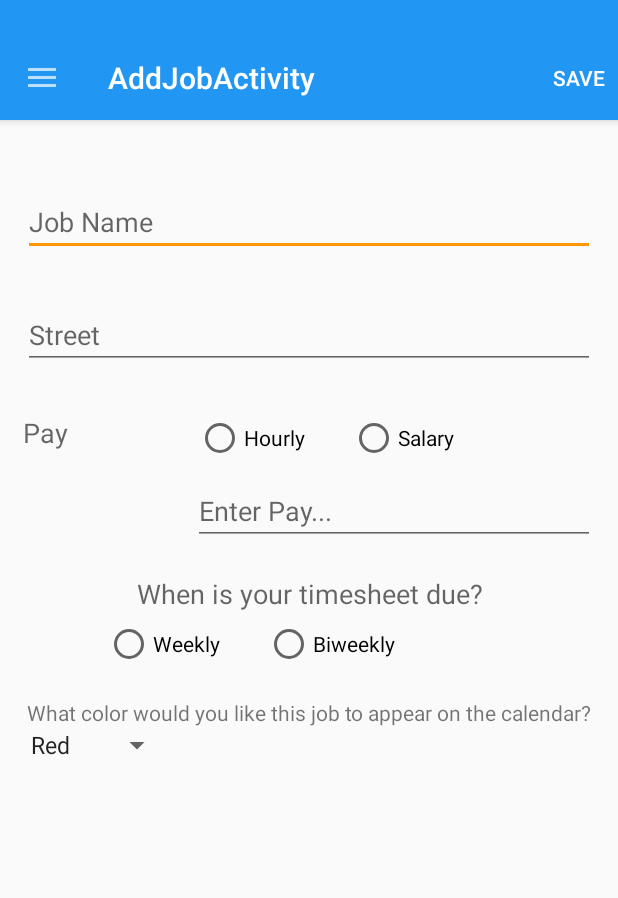
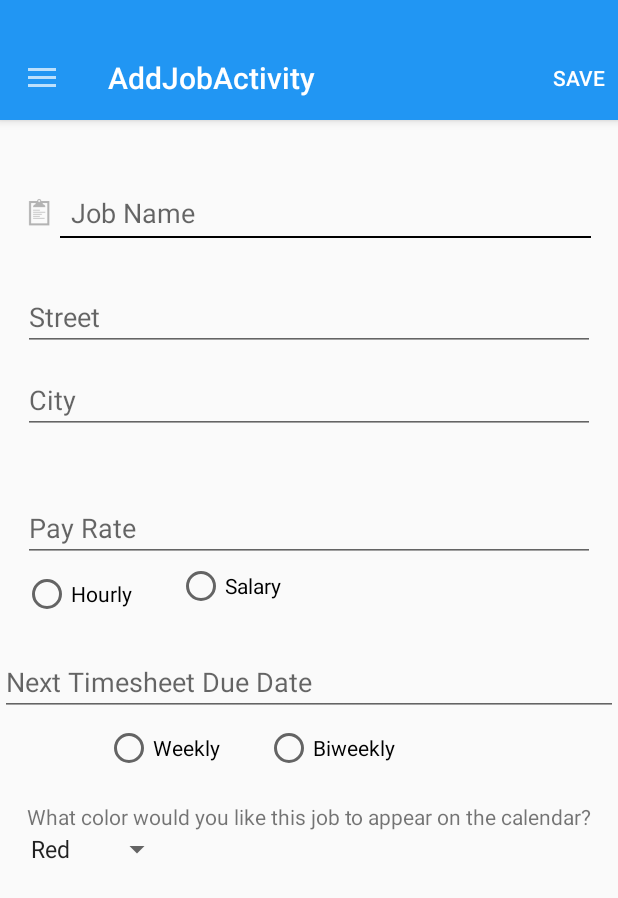
Before and after one commit to nbach/QuickTracker, an Android app: the AddJobActivity screen opened directly, with no data from a screen before it, on a phone screen of 412 x 824 dp. Shown: the top 898 px of the screen. Run offline under Robolectric (Android 15) with nearby library versions, the phone set to English and light mode, and no system bars; libraries missing offline, so code that uses them is left out: com.nispok.snackbar; 1 statement that could not run was skipped.

Commit message:
redoing formatting of add job

```diff
--- a/mobile/src/main/res/layout/activity_add_job.xml
+++ b/mobile/src/main/res/layout/activity_add_job.xml
@@ -17,7 +17,7 @@
             layout="@layout/tool_bar"></include>
 
         <LinearLayout
-            android:layout_marginLeft="15dp"
+            android:layout_marginLeft="10dp"
             android:layout_marginRight="15dp"
             android:layout_below="@+id/tool_bar"
             android:id="@+id/jobNameLinearLayout"
@@ -26,13 +26,33 @@
             android:orientation="horizontal"
             android:paddingTop="45sp">
 
+            <ImageView
+                android:layout_width="wrap_content"
+                android:layout_height="wrap_content"
+                android:id="@+id/jobTitleImage"
+                android:src="@drawable/ic_clipboard_gray"
+                />
             <EditText
                 android:id="@+id/jobNameEditText"
                 android:layout_width="match_parent"
                 android:layout_height="wrap_content"
+                android:layout_toRightOf="@+id/jobTitleImage"
                 android:layout_alignTop="@+id/pushNotificationsTextView"
+                android:layout_marginLeft="5dp"
+                android:layout_marginTop="4dp"
+                android:background="@null"
                 android:hint="Job Name" />
         </LinearLayout>
+        <View
+            android:layout_width="fill_parent"
+            android:layout_marginLeft="40dp"
+            android:layout_marginRight="18dp"
+            android:paddingTop="20dp"
+            android:layout_height="1dip"
+            android:background="#000000"
+            android:layout_below="@+id/jobNameLinearLayout"
+            android:id="@+id/firstDivider"/>
+
 
         <LinearLayout
             android:id="@+id/addressLinearLayout"
@@ -40,10 +60,9 @@
             android:layout_marginRight="15dp"
             android:layout_width="match_parent"
             android:layout_height="wrap_content"
-            android:layout_below="@+id/jobNameLinearLayout"
-            android:orientation="horizontal"
+            android:layout_below="@+id/firstDivider"
+            android:orientation="vertical"
             android:paddingTop="30dp">
-
             <EditText
                 android:id="@+id/streetEditText"
                 android:layout_width="match_parent"
@@ -55,6 +74,7 @@
             android:layout_width="match_parent"
             android:layout_height="wrap_content"
             android:layout_below="@+id/streetEditText"
+            android:layout_marginTop="10dp"
             android:hint="City"
             android:inputType="textPostalAddress" />
         </LinearLayout>
@@ -69,21 +89,19 @@
             android:orientation="vertical"
             android:paddingTop="30dp">
 
+            <EditText
+                android:id="@+id/payEditText"
+                android:layout_width="match_parent"
+                android:layout_height="wrap_content"
+                android:layout_marginTop="10dp"
+                android:hint="Pay Rate"
+                android:inputType="text" />
+
             <LinearLayout
                 android:id="@+id/payFirstRow"
                 android:layout_width="match_parent"
                 android:layout_height="wrap_content"
                 android:orientation="horizontal">
-
-                <TextView
-                    android:id="@+id/payTextView"
-                    android:layout_width="wrap_content"
-                    android:layout_height="wrap_content"
-                    android:layout_alignParentLeft="true"
-                    android:layout_alignParentStart="true"
-                    android:layout_alignParentTop="true"
-                    android:text="Pay"
-                    android:textAppearance="?android:attr/textAppearanceMedium" />
 
                 <RadioGroup
                     android:layout_width="wrap_content"
@@ -94,7 +112,7 @@
                         android:id="@+id/hourlyRadioButton"
                         android:layout_width="wrap_content"
                         android:layout_height="wrap_content"
-                        android:layout_marginLeft="85dp"
+                        android:layout_marginTop="5dp"
                         android:text="Hourly" />
 
                     <RadioButton
@@ -107,15 +125,6 @@
             </LinearLayout>
 
 
-            <EditText
-                android:id="@+id/payEditText"
-                android:layout_width="match_parent"
-                android:layout_height="wrap_content"
-                android:layout_marginLeft="113dp"
-                android:layout_marginStart="37dp"
-                android:layout_marginTop="10dp"
-                android:hint="Enter Pay..."
-                android:inputType="text" />
 
 
         </LinearLayout>
@@ -128,13 +137,12 @@
             android:orientation="vertical"
             android:paddingTop="20dp">
 
-            <TextView
-                android:id="@+id/timesheetTextView"
+            <EditText
+                android:id="@+id/timesheetEditText"
                 android:layout_width="match_parent"
                 android:layout_height="wrap_content"
                 android:layout_alignParentTop="true"
-                android:gravity="center"
-                android:text="When is your timesheet due?"
+                android:hint="Next Timesheet Due Date"
                 android:textAppearance="?android:attr/textAppearanceMedium" />
 
             <RadioGroup
```
Also changed, not shown: mobile/src/main/res/drawable-hdpi/ic_clipboard_gray.png, mobile/src/main/res/drawable-mdpi/ic_clipboard_gray.png, mobile/src/main/res/drawable-xhdpi/ic_clipboard_gray.png, mobile/src/main/res/drawable-xxhdpi/ic_clipboard_gray.png, 3 other files.
